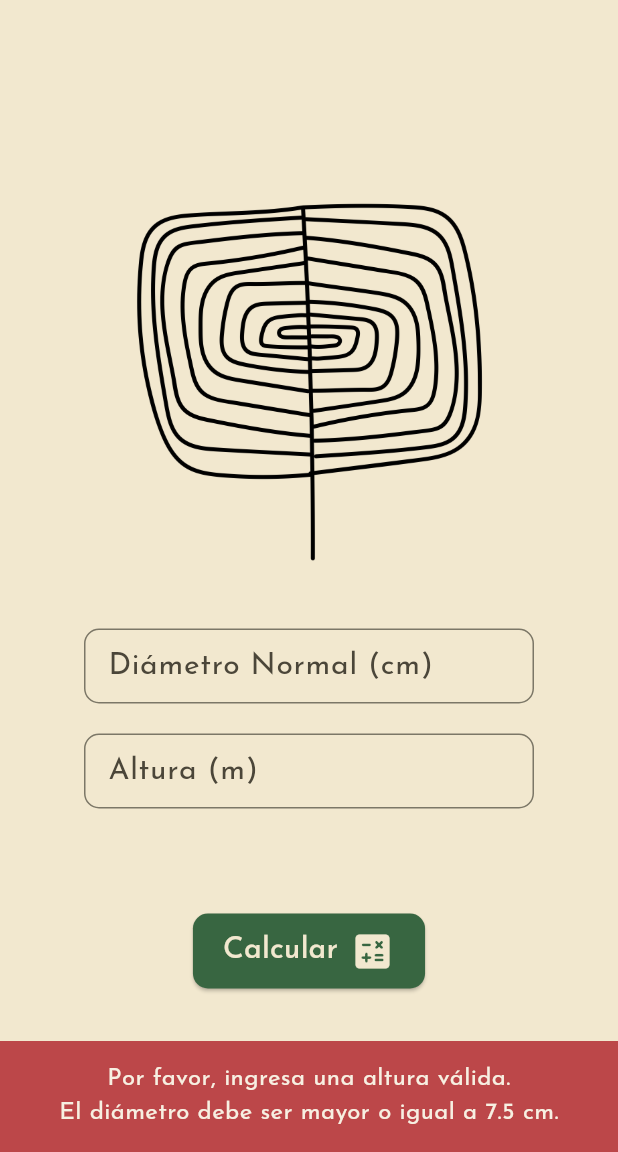
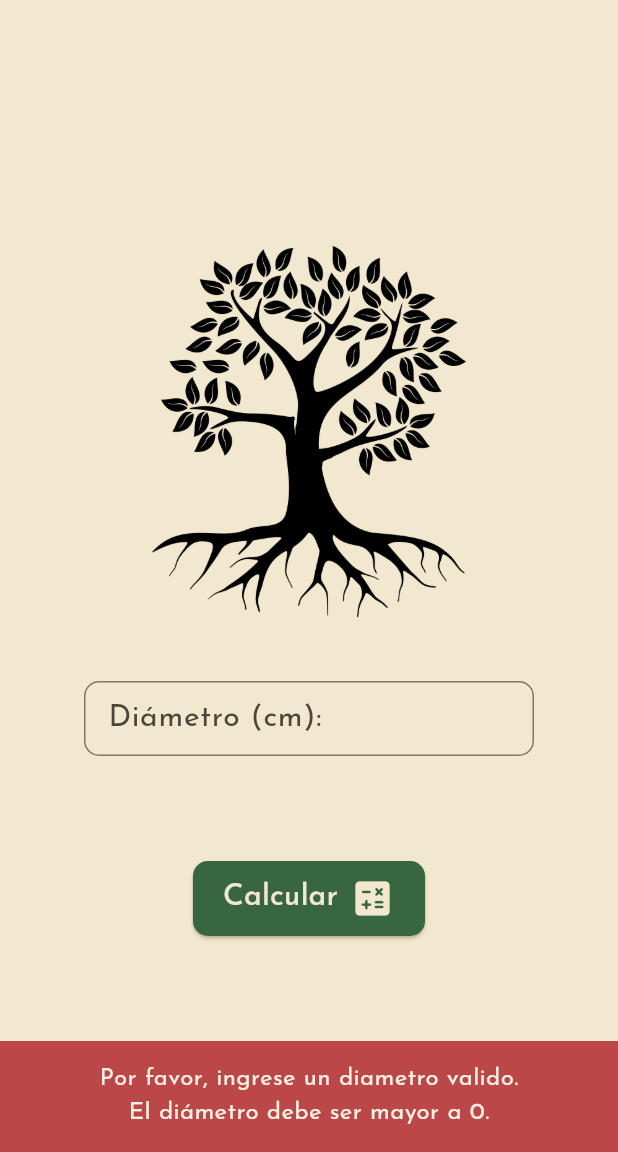
Before and after one commit to 3lias80bles/App_Antunez, a Flutter app: the screen it shows after launch, after a tap on "Calcular", on a phone screen of 412 x 824 dp, the part 84-1236 px from its top. Run offline on Flutter 3.47's test engine with Material 3 defaults, Android fonts, the light colour scheme and no system bars; our stand-ins replace google_fonts.

Commit message:
Se sube cambios a screen_biomas y su logica

```diff
--- a/antunez_app/lib/main.dart
+++ b/antunez_app/lib/main.dart
@@ -1,6 +1,6 @@
 import 'package:flutter/material.dart';
-import 'package:antunez_app/screens/screen_volume.dart';
-//import 'package:antunez_app/screens/screen_biomas.dart';
+//import 'package:antunez_app/screens/screen_volume.dart';
+import 'package:antunez_app/screens/screen_biomas.dart';
 import 'package:antunez_app/configurations/app_theme.dart';
 
 void main() {
@@ -17,7 +17,7 @@ class MyApp extends StatelessWidget {
       title: 'Aplicacion forestal',
       theme: appTheme,
       debugShowCheckedModeBanner: false,
-      home: const ScreenVolume()
+      home: const ScreenBiomas()
     );
   }
 }
--- a/antunez_app/lib/screens/screen_biomas.dart
+++ b/antunez_app/lib/screens/screen_biomas.dart
@@ -1,15 +1,116 @@
+// Kevin Rafael Díaz López - 04/06/2025
+// Archivo que contiene la pantalla de calcular volumen
 import 'package:flutter/material.dart';
+import 'dart:math';
 
-class ScreenBiomas extends StatelessWidget {
+class ScreenBiomas extends StatefulWidget {
   const ScreenBiomas({super.key});
+
+  @override
+  State<ScreenBiomas> createState() => _ScreenBiomasState();
+}
+
+class _ScreenBiomasState extends State<ScreenBiomas> {
+  final TextEditingController _diametroController = TextEditingController();
+
+  void _calculateVolume() {
+    // Aquí puedes implementar la lógica para calcular el volumen
+    // utilizando el valor de _alturaController.text.
+    // Por ejemplo, podrías convertirlo a un número y realizar cálculos.
+    double diametro = double.tryParse(_diametroController.text) ?? 0.0;
+    // Realiza el cálculo del volumen aquí...
+
+    if (diametro <= 0) {
+      // Mostrar un mensaje de error si la altura no es válida
+      ScaffoldMessenger.of(context).showSnackBar(
+        SnackBar(
+          backgroundColor: Color.fromARGB(255, 188, 71, 73),
+          content: Text(
+            'Por favor, ingrese un diametro valido. \nEl diámetro debe ser mayor a 0.',
+            textAlign: TextAlign.center,
+          ),
+        ),
+      );
+    } else {
+      double biomasaHojas = 28.14663 * pow(diametro, 1.49905);
+      double biomasaRamas = 5.2717 * pow(diametro, 2.3562);
+      double biomasaTallo = 31.0186 * pow(diametro, 2.6393);
+      double biomasaRaices = 18.61804 * pow(diametro, 1.92087);
+      double biomasaTotal =
+          biomasaHojas + biomasaRamas + biomasaTallo + biomasaRaices;
+      double volumenTallo = 23.86259 * pow(diametro, 1.67853);
+      double volumenRaices = 35.3235 * pow(diametro, 2.5239);
+
+      // Mostrar el resultado en un SnackBar
+      showDialog(
+        context: context,
+        builder: (BuildContext context) {
+          return AlertDialog(
+            backgroundColor: Color.fromARGB(255, 106, 153, 78),
+            title: Text(
+              'Resultado del cálculo',
+              style: TextStyle(fontSize: 30, fontWeight: FontWeight.bold),
+              textAlign: TextAlign.center,
+            ),
+            content: Column(
+              mainAxisSize: MainAxisSize.min,
+              children: [
+                Image(
+                  image: AssetImage('assets/results.png'),
+                  width: 20,
+                  height: 20,
+                ),
+
+                Text(
+                  'Biomasa de hojas: ${biomasaHojas.toStringAsFixed(4)} g\n'
+                  'Biomasa de ramas: ${biomasaRamas.toStringAsFixed(4)} g\n'
+                  'Biomasa de tallo: ${biomasaTallo.toStringAsFixed(4)} g\n'
+                  'Biomasa de raíces: ${biomasaRaices.toStringAsFixed(4)} g\n'
+                  'Biomasa total: ${biomasaTotal.toStringAsFixed(4)} g\n'
+                  'Volumen de tallo: ${volumenTallo.toStringAsFixed(4)} cm³\n'
+                  'Volumen de raíces: ${volumenRaices.toStringAsFixed(4)} cm³',
+                ),
+
+                SizedBox(height: 10),
+                Text(
+                  'Los parámetros se optimizaron mediante la regresión cuantílica (véase Antúnez et al., 2023).',
+                  style: TextStyle(fontSize: 14),
+                  textAlign: TextAlign.justify,
+                ),
+              ],
+            ),
+            actions: [
+              TextButton(
+                style: TextButton.styleFrom(
+                  backgroundColor: Color.fromARGB(255, 242, 232, 207),
+                  foregroundColor: Colors.black,
+                ),
+                onPressed: () {
+                  Navigator.pop(context); // Cierra el AlertDialog
+                },
+                child: Text('Cerrar', style: TextStyle(fontSize: 18)),
+              ),
+            ],
+          );
+        },
+      );
+    }
+
+    return;
+  }
 
   @override
   Widget build(BuildContext context) {
     return Scaffold(
       appBar: AppBar(
         title: const Text(
-          'Biomass and volume of seedlings',
-          style: TextStyle(color: Colors.white, fontSize: 20, fontWeight: FontWeight.bold),
+          'Calcular Volumen',
+          style: TextStyle(
+            color: Colors.white,
+            fontSize: 22,
+            fontWeight: FontWeight.bold,
+          ),
+          textAlign: TextAlign.center,
         ),
         leading: IconButton(
           icon: Icon(Icons.home_filled, size: 25),
@@ -28,8 +129,8 @@ class ScreenBiomas extends StatelessWidget {
               padding: EdgeInsets.all(20),
               child: Image(
                 image: AssetImage('assets/image_bioma.png'),
-                width: 220,
-                height: 220,
+                width: 250,
+                height: 250,
               ),
             ),
             SizedBox(height: 20),
@@ -41,11 +142,38 @@ class ScreenBiomas extends StatelessWidget {
                   border: OutlineInputBorder(
                     borderRadius: BorderRadius.circular(10),
                   ),
-                  hintText: "Ingrese el diámetro en la base del tallo (cm):",
+                  labelText: 'Diámetro (cm): ',
+                  labelStyle: TextStyle(fontSize: 20),
+                ),
+                keyboardType: TextInputType.number,
+                controller: _diametroController,
+                style: TextStyle(color: Colors.black),
+              ),
+            ),
+
+            SizedBox(height: 70),
+            ElevatedButton.icon(
+              onPressed: _calculateVolume,
+              label: Icon(
+                Icons.calculate_rounded,
+                color: Color.fromARGB(255, 242, 232, 207),
+                size: 30,
+              ),
+              icon: Text(
+                'Calcular',
+                style: TextStyle(
+                  color: Color.fromARGB(255, 242, 232, 207),
+                  fontSize: 20,
+                ),
+              ),
+              style: ElevatedButton.styleFrom(
+                backgroundColor: Color.fromARGB(255, 56, 102, 65),
+                padding: EdgeInsets.symmetric(horizontal: 20, vertical: 10),
+                shape: RoundedRectangleBorder(
+                  borderRadius: BorderRadius.circular(10),
                 ),
               ),
             ),
-            SizedBox(height: 20),
           ],
         ),
       ),
--- a/antunez_app/pubspec.yaml
+++ b/antunez_app/pubspec.yaml
@@ -62,6 +62,7 @@ flutter:
   assets:
     - assets/image_volume.png
     - assets/results.png
+    - assets/image_bioma.png
 
   # An image asset can refer to one or more resolution-specific "variants", see
   # https://flutter.dev/to/resolution-aware-images
```
